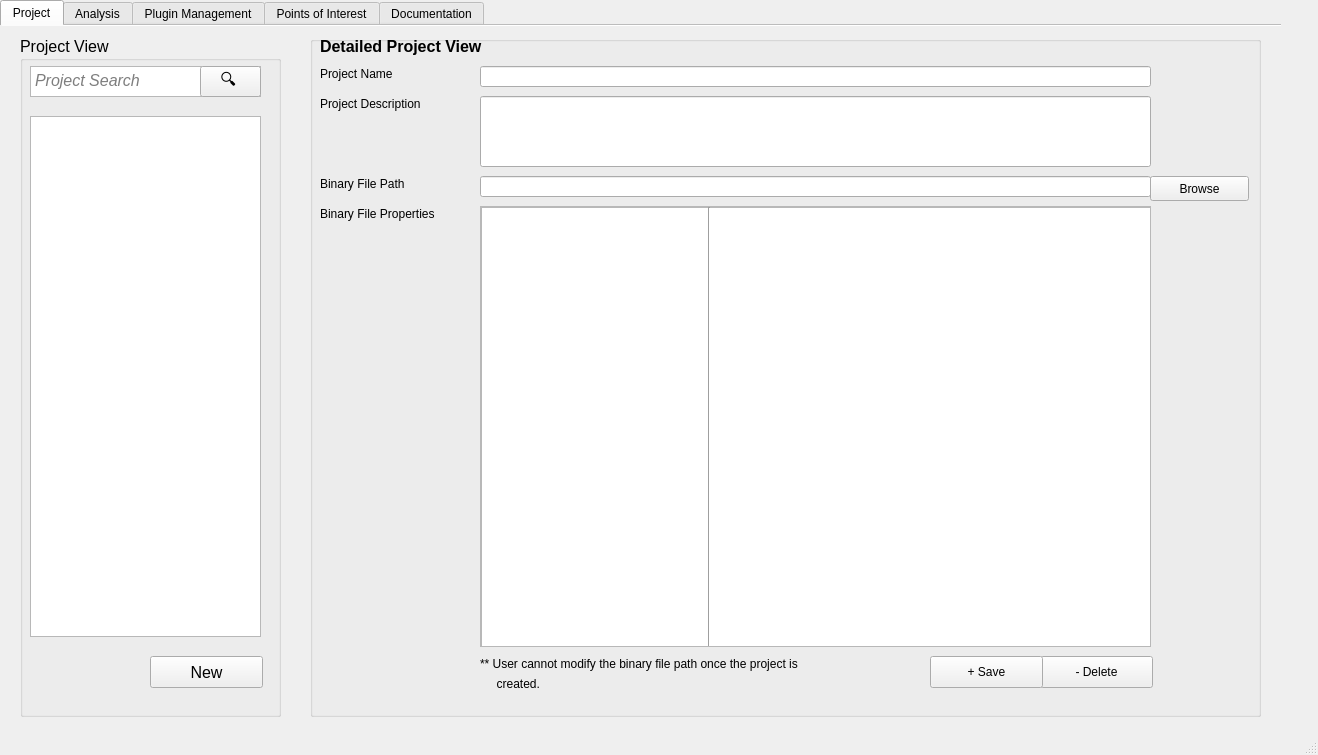
The window that main.ui (maurygrin/Software-Project-Team9) describes before a commit, drawn with Qt 5.
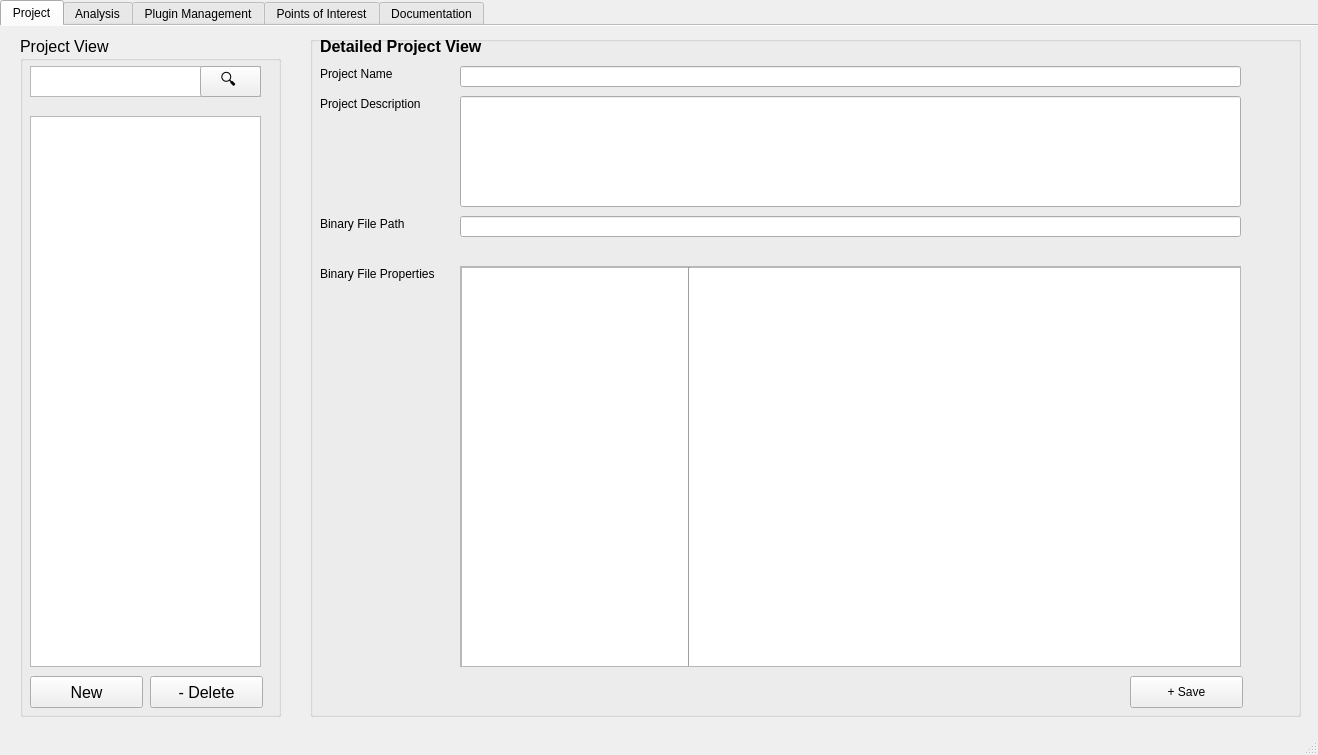
The same window after the commit. The open tabs and pages were chosen to show the change. Icons and pictures are not drawn.

Diff of the .ui file:
```diff
--- a/main.ui
+++ b/main.ui
@@ -10,6 +10,12 @@
     <height>755</height>
    </rect>
   </property>
+  <property name="sizePolicy">
+   <sizepolicy hsizetype="Preferred" vsizetype="Preferred">
+    <horstretch>0</horstretch>
+    <verstretch>0</verstretch>
+   </sizepolicy>
+  </property>
   <property name="windowTitle">
    <string>BEAT: Binary Extraction and Analysis Tool</string>
   </property>
@@ -19,7 +25,7 @@
      <rect>
       <x>0</x>
       <y>0</y>
-      <width>1281</width>
+      <width>1321</width>
       <height>721</height>
      </rect>
     </property>
@@ -70,8 +76,8 @@
       <widget class="QPushButton" name="projectNewButton">
        <property name="geometry">
         <rect>
-         <x>130</x>
-         <y>620</y>
+         <x>10</x>
+         <y>640</y>
          <width>113</width>
          <height>32</height>
         </rect>
@@ -86,7 +92,7 @@
          <x>10</x>
          <y>80</y>
          <width>231</width>
-         <height>521</height>
+         <height>551</height>
         </rect>
        </property>
        <property name="font">
@@ -108,8 +114,8 @@
         <string>&lt;!DOCTYPE HTML PUBLIC &quot;-//W3C//DTD HTML 4.0//EN&quot; &quot;http://www.w3.org/TR/REC-html40/strict.dtd&quot;&gt;
 &lt;html&gt;&lt;head&gt;&lt;meta name=&quot;qrichtext&quot; content=&quot;1&quot; /&gt;&lt;style type=&quot;text/css&quot;&gt;
 p, li { white-space: pre-wrap; }
-&lt;/style&gt;&lt;/head&gt;&lt;body style=&quot; font-family:'MS Shell Dlg 2'; font-size:12pt; font-weight:400; font-style:normal;&quot;&gt;
-&lt;p style=&quot; margin-top:0px; margin-bottom:0px; margin-left:0px; margin-right:0px; -qt-block-indent:0; text-indent:0px;&quot;&gt;&lt;span style=&quot; font-style:italic; color:#7e7e7e;&quot;&gt;Project Search &lt;/span&gt;&lt;/p&gt;&lt;/body&gt;&lt;/html&gt;</string>
+&lt;/style&gt;&lt;/head&gt;&lt;body style=&quot; font-family:'.SF NS Text'; font-size:13pt; font-weight:400; font-style:normal;&quot;&gt;
+&lt;p style=&quot;-qt-paragraph-type:empty; margin-top:0px; margin-bottom:0px; margin-left:0px; margin-right:0px; -qt-block-indent:0; text-indent:0px;&quot;&gt;&lt;br /&gt;&lt;/p&gt;&lt;/body&gt;&lt;/html&gt;</string>
        </property>
       </widget>
       <widget class="QLabel" name="glass">
@@ -144,34 +150,45 @@
         <string>🔍 </string>
        </property>
       </widget>
+      <widget class="QPushButton" name="projectDeleteButton">
+       <property name="geometry">
+        <rect>
+         <x>130</x>
+         <y>640</y>
+         <width>113</width>
+         <height>32</height>
+        </rect>
+       </property>
+       <property name="text">
+        <string>- Delete</string>
+       </property>
+      </widget>
      </widget>
      <widget class="QGroupBox" name="detailedProjectViewGroup">
       <property name="geometry">
        <rect>
         <x>310</x>
         <y>10</y>
-        <width>951</width>
+        <width>991</width>
         <height>681</height>
        </rect>
       </property>
-      <property name="maximumSize">
-       <size>
-        <width>16777215</width>
-        <height>16777215</height>
-       </size>
-      </property>
-      <property name="font">
-       <font>
-        <weight>50</weight>
-        <bold>false</bold>
-       </font>
-      </property>
       <property name="title">
        <string/>
       </property>
-      <property name="flat">
-       <bool>true</bool>
-      </property>
+      <widget class="QPushButton" name="saveProjectButton">
+       <property name="geometry">
+        <rect>
+         <x>820</x>
+         <y>640</y>
+         <width>113</width>
+         <height>32</height>
+        </rect>
+       </property>
+       <property name="text">
+        <string>+ Save</string>
+       </property>
+      </widget>
       <widget class="QLabel" name="projectNameLabel">
        <property name="geometry">
         <rect>
@@ -202,7 +219,7 @@
        <property name="geometry">
         <rect>
          <x>10</x>
-         <y>140</y>
+         <y>180</y>
          <width>131</width>
          <height>16</height>
         </rect>
@@ -215,7 +232,7 @@
        <property name="geometry">
         <rect>
          <x>10</x>
-         <y>170</y>
+         <y>230</y>
          <width>151</width>
          <height>16</height>
         </rect>
@@ -224,52 +241,43 @@
         <string>Binary File Properties</string>
        </property>
       </widget>
-      <widget class="QLabel" name="projectNoteLabel1">
+      <widget class="QLineEdit" name="projectNameField">
        <property name="geometry">
         <rect>
-         <x>170</x>
-         <y>620</y>
-         <width>481</width>
-         <height>16</height>
+         <x>150</x>
+         <y>30</y>
+         <width>781</width>
+         <height>21</height>
         </rect>
        </property>
-       <property name="text">
-        <string>** User cannot modify the binary file path once the project is </string>
-       </property>
       </widget>
-      <widget class="QPushButton" name="projectBrowseButton">
+      <widget class="QLineEdit" name="projectDescriptionField">
        <property name="geometry">
         <rect>
-         <x>840</x>
-         <y>140</y>
-         <width>99</width>
-         <height>25</height>
+         <x>150</x>
+         <y>60</y>
+         <width>781</width>
+         <height>111</height>
         </rect>
        </property>
-       <property name="text">
-        <string>Browse</string>
-       </property>
       </widget>
-      <widget class="QPushButton" name="projectDeleteButton">
+      <widget class="QLineEdit" name="binaryFilePathField">
        <property name="geometry">
         <rect>
-         <x>730</x>
-         <y>620</y>
-         <width>113</width>
-         <height>32</height>
+         <x>150</x>
+         <y>180</y>
+         <width>781</width>
+         <height>21</height>
         </rect>
        </property>
-       <property name="text">
-        <string>- Delete</string>
-       </property>
       </widget>
       <widget class="QScrollArea" name="binaryFilePropertiesField">
        <property name="geometry">
         <rect>
-         <x>170</x>
-         <y>170</y>
-         <width>671</width>
-         <height>441</height>
+         <x>150</x>
+         <y>230</y>
+         <width>781</width>
+         <height>401</height>
         </rect>
        </property>
        <property name="widgetResizable">
@@ -280,8 +288,8 @@
          <rect>
           <x>0</x>
           <y>0</y>
-          <width>669</width>
-          <height>439</height>
+          <width>779</width>
+          <height>399</height>
          </rect>
         </property>
         <widget class="QColumnView" name="BEAT">
@@ -290,7 +298,7 @@
            <x>0</x>
            <y>0</y>
            <width>671</width>
-           <height>441</height>
+           <height>351</height>
           </rect>
          </property>
          <property name="verticalScrollBarPolicy">
@@ -311,8 +319,8 @@
           <rect>
            <x>0</x>
            <y>0</y>
-           <width>671</width>
-           <height>441</height>
+           <width>781</width>
+           <height>401</height>
           </rect>
          </property>
         </widget>
@@ -322,7 +330,7 @@
            <x>220</x>
            <y>0</y>
            <width>16</width>
-           <height>471</height>
+           <height>581</height>
           </rect>
          </property>
          <property name="orientation">
@@ -331,20 +339,7 @@
         </widget>
        </widget>
       </widget>
-      <widget class="QPushButton" name="projectSaveButton">
-       <property name="geometry">
-        <rect>
-         <x>620</x>
-         <y>620</y>
-         <width>113</width>
-         <height>32</height>
-        </rect>
-       </property>
-       <property name="text">
-        <string>+ Save</string>
-       </property>
-      </widget>
-      <widget class="QLabel" name="detailedProjectViewLabel">
+      <widget class="QLabel" name="detailedProjectViewLabel_3">
        <property name="geometry">
         <rect>
          <x>10</x>
@@ -364,49 +359,6 @@
         <string>Detailed Project View</string>
        </property>
       </widget>
-      <widget class="QLabel" name="projectNoteLabel">
-       <property name="geometry">
-        <rect>
-         <x>170</x>
-         <y>640</y>
-         <width>481</width>
-         <height>16</height>
-        </rect>
-       </property>
-       <property name="text">
-        <string>     created.</string>
-       </property>
-      </widget>
-      <widget class="QLineEdit" name="projectNameField">
-       <property name="geometry">
-        <rect>
-         <x>170</x>
-         <y>30</y>
-         <width>671</width>
-         <height>21</height>
-        </rect>
-       </property>
-      </widget>
-      <widget class="QLineEdit" name="projectDescriptionField">
-       <property name="geometry">
-        <rect>
-         <x>170</x>
-         <y>60</y>
-         <width>671</width>
-         <height>71</height>
-        </rect>
-       </property>
-      </widget>
-      <widget class="QLineEdit" name="binaryFilePathField">
-       <property name="geometry">
-        <rect>
-         <x>170</x>
-         <y>140</y>
-         <width>671</width>
-         <height>21</height>
-        </rect>
-       </property>
-      </widget>
      </widget>
     </widget>
     <widget class="QWidget" name="analysisTab">
```
Left out of the diff: 355 changed lines with no effect on the pictures.
